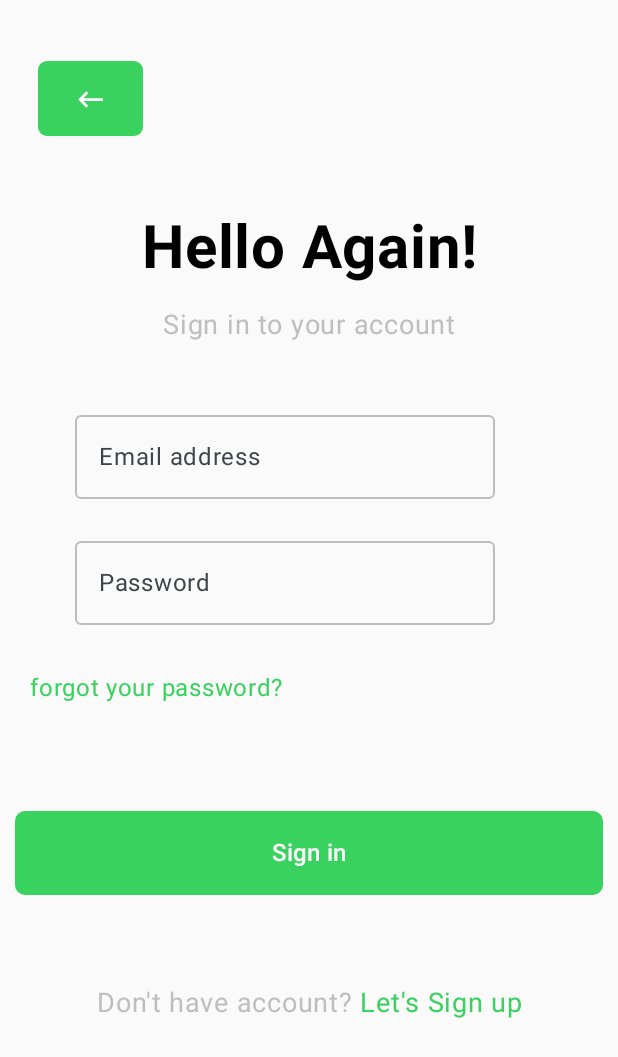
After one commit to mohamadjamous/Social-Media-App, an Android app built with Jetpack Compose: the LoginActivity screen opened directly, with no data from a screen before it, on a phone screen of 412 x 824 dp. The commit adds this screen. Shown: the top 1057 px of the screen. Run offline under Robolectric (Android 15) with nearby library versions, the phone set to English and light mode, and no system bars.

Commit message:
LoginActivity Design

```diff
--- a/app/build.gradle.kts
+++ b/app/build.gradle.kts
@@ -1,6 +1,7 @@
 plugins {
     alias(libs.plugins.android.application)
     alias(libs.plugins.jetbrains.kotlin.android)
+    id("com.google.gms.google-services")
 }
 
 android {
@@ -66,4 +67,8 @@ dependencies {
     androidTestImplementation(libs.androidx.ui.test.junit4)
     debugImplementation(libs.androidx.ui.tooling)
     debugImplementation(libs.androidx.ui.test.manifest)
+    implementation(platform("com.google.firebase:firebase-bom:33.4.0"))
+
+
+    implementation("androidx.navigation:navigation-compose:2.7.0")
 }
--- /dev/null
+++ b/app/src/main/java/com/example/socialmediaapp/view/LoginActivity.kt
@@ -0,0 +1,160 @@
+package com.example.socialmediaapp.view
+
+import android.os.Bundle
+import androidx.activity.ComponentActivity
+import androidx.activity.compose.setContent
+import androidx.activity.enableEdgeToEdge
+import androidx.compose.foundation.layout.Column
+import androidx.compose.foundation.layout.fillMaxSize
+import androidx.compose.foundation.layout.fillMaxWidth
+import androidx.compose.foundation.layout.padding
+import androidx.compose.foundation.layout.size
+import androidx.compose.foundation.layout.width
+import androidx.compose.material3.ExperimentalMaterial3Api
+import androidx.compose.material3.OutlinedTextField
+import androidx.compose.material3.Scaffold
+import androidx.compose.material3.Text
+import androidx.compose.material3.TextField
+import androidx.compose.material3.TextFieldDefaults
+import androidx.compose.runtime.Composable
+import androidx.compose.runtime.getValue
+import androidx.compose.runtime.mutableStateOf
+import androidx.compose.runtime.remember
+import androidx.compose.runtime.setValue
+import androidx.compose.ui.Modifier
+import androidx.compose.ui.res.colorResource
+import androidx.compose.ui.text.SpanStyle
+import androidx.compose.ui.text.buildAnnotatedString
+import androidx.compose.ui.text.font.FontStyle
+import androidx.compose.ui.text.font.FontWeight
+import androidx.compose.ui.text.style.TextAlign
+import androidx.compose.ui.text.withStyle
+import androidx.compose.ui.tooling.preview.Preview
+import androidx.compose.ui.unit.dp
+import androidx.compose.ui.unit.sp
+import com.example.socialmediaapp.R
+import com.example.socialmediaapp.view.ui.theme.SocialMediaAppTheme
+
+class LoginActivity : ComponentActivity() {
+    override fun onCreate(savedInstanceState: Bundle?) {
+        super.onCreate(savedInstanceState)
+        enableEdgeToEdge()
+        setContent {
+            SocialMediaAppTheme {
+                LoginScreen{
+
+                }
+            }
+        }
+    }
+}
+
+@OptIn(ExperimentalMaterial3Api::class)
+@Composable
+fun LoginScreen(onClick: () -> Unit) {
+
+   var emailAddress by remember { mutableStateOf("")}
+   var password by remember { mutableStateOf("")}
+
+    Column(modifier = Modifier.padding(all = 10.dp)) {
+
+        BackButton(
+            modifier = Modifier
+                .padding(top=15.dp)
+                .padding(15.dp)
+        ) {
+            onClick()
+        }
+
+        Text("Hello Again!",
+            fontSize = 40.sp,
+            fontWeight = FontWeight.Bold,
+            textAlign = TextAlign.Center,
+            modifier = Modifier
+                .padding(15.dp)
+                .padding(top = 20.dp)
+                .fillMaxWidth()
+
+        )
+
+        Text("Sign in to your account",
+            fontSize = 18.sp,
+            textAlign = TextAlign.Center,
+            color = colorResource(id = R.color.grey),
+            modifier = Modifier
+                .fillMaxWidth()
+
+        )
+
+        OutlinedTextField(
+            value = emailAddress,
+            onValueChange = { emailAddress = it },
+            label = { Text("Email address") },
+            colors = TextFieldDefaults.outlinedTextFieldColors(
+                focusedBorderColor = colorResource(id = R.color.green),  // Border color when focused
+                unfocusedBorderColor = colorResource(id = R.color.grey)  // Border color when not focused
+            ),
+            modifier = Modifier
+                .padding(top = 40.dp)
+                .padding(start = 40.dp)
+                .padding(end = 40.dp)
+        )
+
+        OutlinedTextField(
+            value = password,
+            onValueChange = { password = it },
+            label = { Text("Password") },
+            colors = TextFieldDefaults.outlinedTextFieldColors(
+                focusedBorderColor = colorResource(id = R.color.green),  // Border color when focused
+                unfocusedBorderColor = colorResource(id = R.color.grey)  // Border color when not focused
+            ),
+            modifier = Modifier
+                .padding(top = 20.dp)
+                .padding(start = 40.dp)
+                .padding(end = 40.dp)
+        )
+
+        Text("forgot your password?",
+            color = colorResource(id = R.color.green)
+        , modifier = Modifier
+                .padding(top = 30.dp)
+                .padding(start = 10.dp)
+        )
+
+
+
+        GreenButton(title = "Sign in", modifier = Modifier.padding(top = 70.dp)) {
+
+        }
+
+
+        Text(
+            text = buildAnnotatedString {
+                withStyle(style = SpanStyle(color = colorResource(id = R.color.grey))) {
+                    append("Don't have account? ")
+                }
+                withStyle(style = SpanStyle(color = colorResource(id = R.color.green))) {
+                    append("Let's Sign up")
+                }
+            },
+            fontSize = 18.sp,
+            textAlign = TextAlign.Center,
+            modifier = Modifier
+                .padding(top = 60.dp)
+                .fillMaxWidth()
+        )
+
+
+
+    }
+}
+
+@Preview(showSystemUi = true)
+@Composable
+fun GreetingPreview() {
+    SocialMediaAppTheme {
+        LoginScreen{
+
+        }
+    }
+}
--- /dev/null
+++ b/app/src/main/java/com/example/socialmediaapp/view/ui/theme/Theme.kt
@@ -0,0 +1,58 @@
+package com.example.socialmediaapp.view.ui.theme
+
+import android.app.Activity
+import android.os.Build
+import androidx.compose.foundation.isSystemInDarkTheme
+import androidx.compose.material3.MaterialTheme
+import androidx.compose.material3.darkColorScheme
+import androidx.compose.material3.dynamicDarkColorScheme
+import androidx.compose.material3.dynamicLightColorScheme
+import androidx.compose.material3.lightColorScheme
+import androidx.compose.runtime.Composable
+import androidx.compose.ui.platform.LocalContext
+
+private val DarkColorScheme = darkColorScheme(
+    primary = Purple80,
+    secondary = PurpleGrey80,
+    tertiary = Pink80
+)
+
+private val LightColorScheme = lightColorScheme(
+    primary = Purple40,
+    secondary = PurpleGrey40,
+    tertiary = Pink40
+
+    /* Other default colors to override
+    background = Color(0xFFFFFBFE),
+    surface = Color(0xFFFFFBFE),
+    onPrimary = Color.White,
+    onSecondary = Color.White,
+    onTertiary = Color.White,
+    onBackground = Color(0xFF1C1B1F),
+    onSurface = Color(0xFF1C1B1F),
+    */
+)
+
+@Composable
+fun SocialMediaAppTheme(
+    darkTheme: Boolean = isSystemInDarkTheme(),
+    // Dynamic color is available on Android 12+
+    dynamicColor: Boolean = true,
+    content: @Composable () -> Unit
+) {
+    val colorScheme = when {
+        dynamicColor && Build.VERSION.SDK_INT >= Build.VERSION_CODES.S -> {
+            val context = LocalContext.current
+            if (darkTheme) dynamicDarkColorScheme(context) else dynamicLightColorScheme(context)
+        }
+
+        darkTheme -> DarkColorScheme
+        else -> LightColorScheme
+    }
+
+    MaterialTheme(
+        colorScheme = colorScheme,
+        typography = Typography,
+        content = content
+    )
+}
--- /dev/null
+++ b/app/src/main/java/com/example/socialmediaapp/view/ui/theme/Type.kt
@@ -0,0 +1,34 @@
+package com.example.socialmediaapp.view.ui.theme
+
+import androidx.compose.material3.Typography
+import androidx.compose.ui.text.TextStyle
+import androidx.compose.ui.text.font.FontFamily
+import androidx.compose.ui.text.font.FontWeight
+import androidx.compose.ui.unit.sp
+
+// Set of Material typography styles to start with
+val Typography = Typography(
+    bodyLarge = TextStyle(
+        fontFamily = FontFamily.Default,
+        fontWeight = FontWeight.Normal,
+        fontSize = 16.sp,
+        lineHeight = 24.sp,
+        letterSpacing = 0.5.sp
+    )
+    /* Other default text styles to override
+    titleLarge = TextStyle(
+        fontFamily = FontFamily.Default,
+        fontWeight = FontWeight.Normal,
+        fontSize = 22.sp,
+        lineHeight = 28.sp,
+        letterSpacing = 0.sp
+    ),
+    labelSmall = TextStyle(
+        fontFamily = FontFamily.Default,
+        fontWeight = FontWeight.Medium,
+        fontSize = 11.sp,
+        lineHeight = 16.sp,
+        letterSpacing = 0.5.sp
+    )
+    */
+)
--- /dev/null
+++ b/app/src/main/res/drawable/back.xml
@@ -0,0 +1,13 @@
+<vector xmlns:android="http://schemas.android.com/apk/res/android"
+    android:width="24dp"
+    android:height="24dp"
+    android:autoMirrored="true"
+    android:tint="@color/white"
+    android:viewportWidth="24"
+    android:viewportHeight="24">
+
+    <path
+        android:fillColor="@android:color/white"
+        android:pathData="M21,11H6.83l3.58,-3.59L9,6l-6,6 6,6 1.41,-1.41L6.83,13H21z" />
+
+</vector>
--- a/app/src/main/res/values/colors.xml
+++ b/app/src/main/res/values/colors.xml
@@ -7,4 +7,7 @@
     <color name="teal_700">#FF018786</color>
     <color name="black">#FF000000</color>
     <color name="white">#FFFFFFFF</color>
+    <color name="green">#39D25F</color>
+    <color name="navy">#392A4F</color>
+    <color name="grey">#BEBEBE</color>
 </resources>
--- a/app/src/main/res/values/strings.xml
+++ b/app/src/main/res/values/strings.xml
@@ -1,3 +1,7 @@
 <resources>
     <string name="app_name">Social Media App</string>
+    <string name="title_activity_first_intro_screen">FirstIntroScreen</string>
+    <string name="title_activity_second_intro_screen">SecondIntroScreen</string>
+    <string name="title_activity_login_screen">LoginScreen</string>
+    <string name="title_activity_login">LoginActivity</string>
 </resources>
--- a/build.gradle.kts
+++ b/build.gradle.kts
@@ -2,4 +2,5 @@
 plugins {
     alias(libs.plugins.android.application) apply false
     alias(libs.plugins.jetbrains.kotlin.android) apply false
+    id("com.google.gms.google-services") version "4.4.2" apply false
 }
```
Also changed, not shown: app/src/main/AndroidManifest.xml (+13 -3 lines), app/src/main/java/com/example/socialmediaapp/MainActivity.kt (deleted, +0 -47 lines), app/src/main/java/com/example/socialmediaapp/view/IntroductionActivity.kt (added, +300 -0 lines), app/src/main/java/com/example/socialmediaapp/view/ui/theme/Color.kt (added, +11 -0 lines), app/src/main/res/drawable/bg_first.png (added), app/src/main/res/drawable/social_media.png (added), 1 other file.
